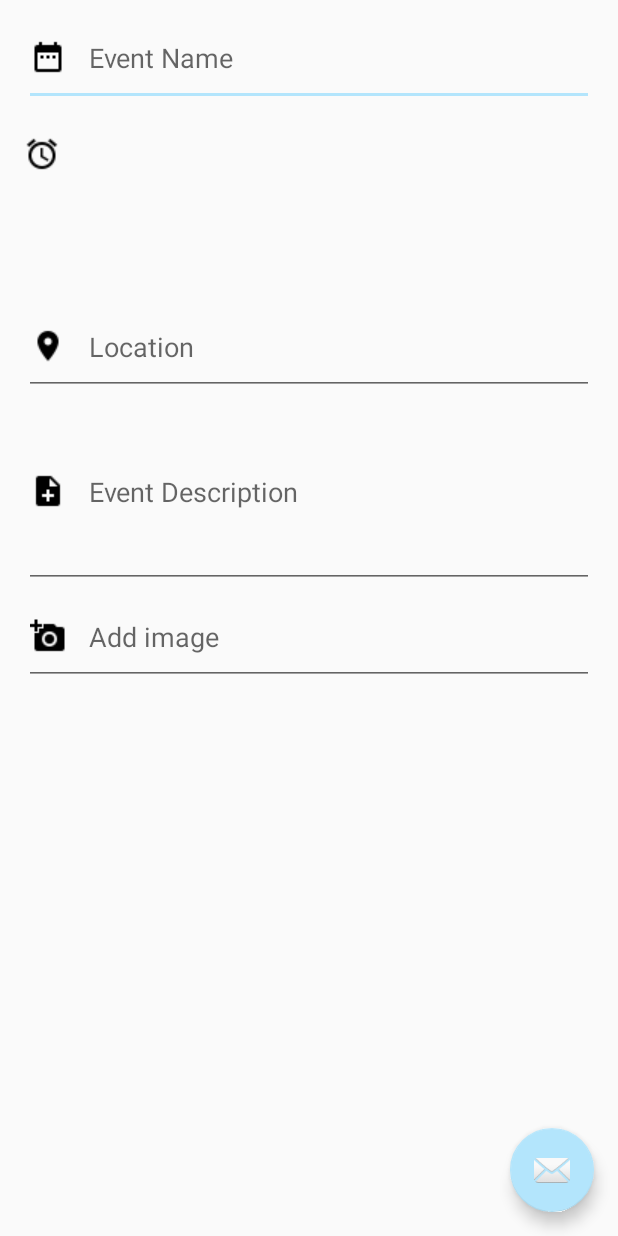
After one commit to ctmcdo/TEA, an Android app: the layout admin_activity_main.xml on its own in the app's theme, with its tools: preview values and no code run, on a phone screen of 412 x 824 dp. The commit adds this screen. Run offline under Robolectric (Android 15) with nearby library versions, the phone set to English and light mode, and no system bars.

Commit message:
integrated activity for society heads, adds info on click

```diff
--- a/app/src/main/AndroidManifest.xml
+++ b/app/src/main/AndroidManifest.xml
@@ -60,6 +60,11 @@
             android:label="@string/title_activity_register"
             android:theme="@style/AppTheme.NoActionBar" >
         </activity>
+        <activity
+            android:name=".Admin.AdminActivity"
+            android:label=""
+            android:theme="@style/AppTheme.NoActionBar" >
+        </activity>
 
     </application>
 
--- a/app/src/main/java/com/tea/cmcdona2/casper/LogReg/SocietyRegister.java
+++ b/app/src/main/java/com/tea/cmcdona2/casper/LogReg/SocietyRegister.java
@@ -21,6 +21,7 @@ import com.android.volley.Response;
 import com.android.volley.VolleyError;
 import com.android.volley.toolbox.StringRequest;
 import com.android.volley.toolbox.Volley;
+import com.tea.cmcdona2.casper.Admin.AdminActivity;
 import com.tea.cmcdona2.casper.Other.Constants;
 import com.tea.cmcdona2.casper.R;
 import com.tea.cmcdona2.casper.Socs.SocsActivity;
@@ -115,7 +116,7 @@ public class SocietyRegister extends AppCompatActivity implements View.OnClickLi
                             boolean alreadyRegistered = true;
                             appPrefsEditor.putBoolean("alreadyRegistered", alreadyRegistered).commit();
 
-                            Intent hIntent = new Intent(SocietyRegister.this, SocsActivity.class);
+                            Intent hIntent = new Intent(SocietyRegister.this, AdminActivity.class);
                             startActivity(hIntent);
                         }else{
                             Toast.makeText(SocietyRegister.this,response,Toast.LENGTH_LONG).show();
--- /dev/null
+++ b/app/src/main/res/layout/admin_activity_content.xml
@@ -0,0 +1,118 @@
+<?xml version="1.0" encoding="utf-8"?>
+<RelativeLayout xmlns:android="http://schemas.android.com/apk/res/android"
+xmlns:tools="http://schemas.android.com/tools"
+xmlns:app="http://schemas.android.com/apk/res-auto" android:layout_width="match_parent"
+android:layout_height="match_parent" android:paddingLeft="@dimen/activity_horizontal_margin"
+android:paddingRight="@dimen/activity_horizontal_margin"
+android:paddingTop="@dimen/activity_vertical_margin"
+android:paddingBottom="@dimen/activity_vertical_margin"
+app:layout_behavior="@string/appbar_scrolling_view_behavior"
+tools:showIn="@layout/admin_activity_main" tools:context=".AdminActivity">
+
+<EditText
+    android:id="@+id/eventName"
+    android:layout_width="fill_parent"
+    android:layout_height="wrap_content"
+    android:drawablePadding="15dp"
+    android:drawableLeft="@drawable/calendar"
+    android:paddingBottom="20dp"
+    android:hint="Event Name"
+    />
+
+<TextView
+    android:id="@+id/startDate"
+    android:paddingTop="20dp"
+    android:layout_width="wrap_content"
+    android:layout_height="wrap_content"
+    android:layout_below="@id/eventName"
+    android:drawablePadding="15dp"
+    android:drawableLeft="@drawable/time"
+    android:textSize="17sp"
+    android:paddingBottom="20dp"
+    android:gravity="center"
+    android:textColor="#000000"
+    />
+
+<TextView
+    android:id="@+id/startTime"
+    android:paddingTop="20dp"
+    android:layout_width="wrap_content"
+    android:layout_height="wrap_content"
+    android:layout_below="@id/eventName"
+    android:textSize="17sp"
+    android:paddingBottom="20dp"
+    android:gravity="center"
+    android:textColor="#000000"
+    android:layout_alignRight="@+id/eventName"
+    android:layout_alignEnd="@+id/eventName" />
+
+<TextView
+    android:id="@+id/endDate"
+    android:paddingTop="20dp"
+    android:layout_width="wrap_content"
+    android:layout_height="wrap_content"
+    android:layout_below="@id/startDate"
+    android:drawablePadding="15dp"
+    android:textSize="17sp"
+    android:paddingBottom="20dp"
+    android:gravity="center"
+    android:textColor="#000000"
+    android:layout_alignRight="@+id/startDate"
+    android:layout_alignEnd="@+id/startDate" />
+
+<TextView
+    android:id="@+id/endTime"
+    android:paddingTop="20dp"
+    android:layout_width="wrap_content"
+    android:layout_height="wrap_content"
+    android:textSize="17sp"
+    android:paddingBottom="20dp"
+    android:gravity="center"
+    android:textColor="#000000"
+    android:layout_below="@id/startTime"
+    android:layout_alignRight="@+id/eventName"
+    android:layout_alignEnd="@+id/eventName" />
+
+
+<EditText
+    android:id="@+id/location"
+    android:paddingTop="20dp"
+    android:layout_width="fill_parent"
+    android:layout_height="wrap_content"
+    android:drawablePadding="15dp"
+    android:drawableLeft="@drawable/location"
+    android:paddingBottom="20dp"
+    android:layout_below="@id/endDate"
+    android:hint="Location"
+    />
+
+<EditText
+    android:id="@+id/description"
+    android:paddingTop="20dp"
+    android:layout_width="fill_parent"
+    android:layout_height="wrap_content"
+    android:drawablePadding="15dp"
+    android:drawableLeft="@drawable/description"
+    android:paddingBottom="20dp"
+    android:layout_below="@id/location"
+    android:hint="Event Description"
+    android:inputType="textMultiLine"
+    android:minLines="4"
+    android:maxLines="4"
+    />
+
+<EditText
+    android:id="@+id/image"
+    android:paddingTop="20dp"
+    android:layout_width="fill_parent"
+    android:layout_height="wrap_content"
+    android:drawablePadding="15dp"
+    android:drawableLeft="@drawable/image"
+    android:paddingBottom="20dp"
+    android:layout_below="@id/description"
+    android:hint="Add image"
+    android:editable="false"
+    />
+
+
+</RelativeLayout>
--- /dev/null
+++ b/app/src/main/res/layout/admin_activity_main.xml
@@ -0,0 +1,17 @@
+<?xml version="1.0" encoding="utf-8"?>
+<android.support.design.widget.CoordinatorLayout
+xmlns:android="http://schemas.android.com/apk/res/android"
+xmlns:app="http://schemas.android.com/apk/res-auto"
+xmlns:tools="http://schemas.android.com/tools" android:layout_width="match_parent"
+android:layout_height="match_parent"
+tools:context=".AdminActivity">
+
+
+<include layout="@layout/admin_activity_content" />
+
+    <android.support.design.widget.FloatingActionButton android:id="@+id/fab"
+    android:layout_width="wrap_content" android:layout_height="wrap_content"
+    android:layout_gravity="bottom|end" android:layout_margin="@dimen/fab_margin"
+    android:src="@android:drawable/ic_dialog_email" />
+
+</android.support.design.widget.CoordinatorLayout>
--- a/app/src/main/res/values/styles.xml
+++ b/app/src/main/res/values/styles.xml
@@ -24,7 +24,6 @@
         <item name="colorPrimaryDark">@color/primaryColorDark</item>
         <item name="colorAccent">@color/accentColor</item>
         <item name="homeAsUpIndicator">@mipmap/ic_menu_white_24dp</item>
-
         <!-- Required for pre-Lollipop. -->
         <item name="overlapAnchor">false</item>
         <item name="android:dropDownVerticalOffset">-4.0dip</item>
@@ -53,7 +52,7 @@
 
     <style name="AppTheme.ActionBar.Transparent" parent="AppTheme">
         <item name="android:windowContentOverlay">@null</item>
-        <item name="windowActionBarOverlay">true</item>
+        <item name="windowActionBarOverlay">false</item>
         <item name="colorPrimary">@android:color/transparent</item>
     </style>
 
```
Also changed, not shown: app/src/main/java/com/tea/cmcdona2/casper/Admin/AdminActivity.java (added, +191 -0 lines), app/src/main/java/com/tea/cmcdona2/casper/Admin/DatePickerFragment.java (added, +52 -0 lines), app/src/main/java/com/tea/cmcdona2/casper/Admin/TimePickerFragment.java (added, +51 -0 lines), app/src/main/res/drawable/calendar.png (added), app/src/main/res/drawable/description.png (added), app/src/main/res/drawable/image.png (added), app/src/main/res/drawable/location.png (added), app/src/main/res/drawable/time.png (added), 4 other files.
